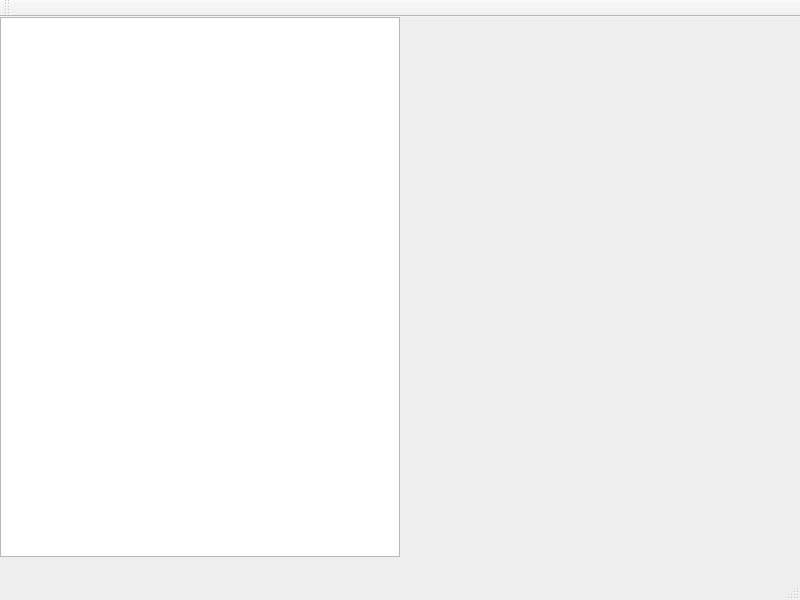
The window that Realisation/Programs/QTms/MainWindow.ui (raviluminy/gk) describes before a commit, drawn with Qt 5.
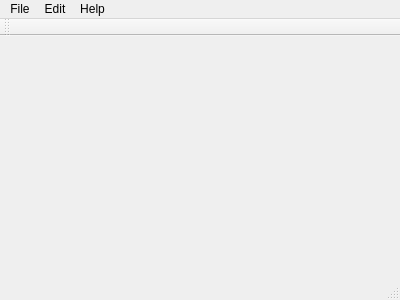
The same window after the commit.

Patch:
```diff
--- a/Realisation/Programs/QTms/MainWindow.ui
+++ b/Realisation/Programs/QTms/MainWindow.ui
@@ -6,34 +6,56 @@
    <rect>
     <x>0</x>
     <y>0</y>
-    <width>800</width>
-    <height>600</height>
+    <width>400</width>
+    <height>300</height>
    </rect>
   </property>
   <property name="windowTitle">
    <string>MainWindow</string>
   </property>
-  <widget class="QWidget" name="centralWidget">
-   <widget class="QTableView" name="tableView">
-    <property name="geometry">
-     <rect>
-      <x>0</x>
-      <y>0</y>
-      <width>400</width>
-      <height>540</height>
-     </rect>
-    </property>
-   </widget>
-  </widget>
+  <widget class="QWidget" name="centralWidget"/>
   <widget class="QMenuBar" name="menuBar">
    <property name="geometry">
     <rect>
      <x>0</x>
      <y>0</y>
-     <width>800</width>
+     <width>400</width>
      <height>21</height>
     </rect>
    </property>
+   <widget class="QMenu" name="menuFile">
+    <property name="title">
+     <string>File</string>
+    </property>
+    <widget class="QMenu" name="menuNew">
+     <property name="title">
+      <string>New</string>
+     </property>
+     <addaction name="actionRequisition"/>
+     <addaction name="actionWaybill"/>
+     <addaction name="separator"/>
+     <addaction name="actionDriver"/>
+     <addaction name="actionProvider"/>
+     <addaction name="actionVehicle"/>
+    </widget>
+    <addaction name="menuNew"/>
+    <addaction name="separator"/>
+    <addaction name="actionImport"/>
+    <addaction name="actionExport"/>
+   </widget>
+   <widget class="QMenu" name="menuEdit">
+    <property name="title">
+     <string>Edit</string>
+    </property>
+   </widget>
+   <widget class="QMenu" name="menuHelp">
+    <property name="title">
+     <string>Help</string>
+    </property>
+   </widget>
+   <addaction name="menuFile"/>
+   <addaction name="menuEdit"/>
+   <addaction name="menuHelp"/>
   </widget>
   <widget class="QToolBar" name="mainToolBar">
    <attribute name="toolBarArea">
```
Left out of the diff: 35 changed lines with no effect on the pictures.
